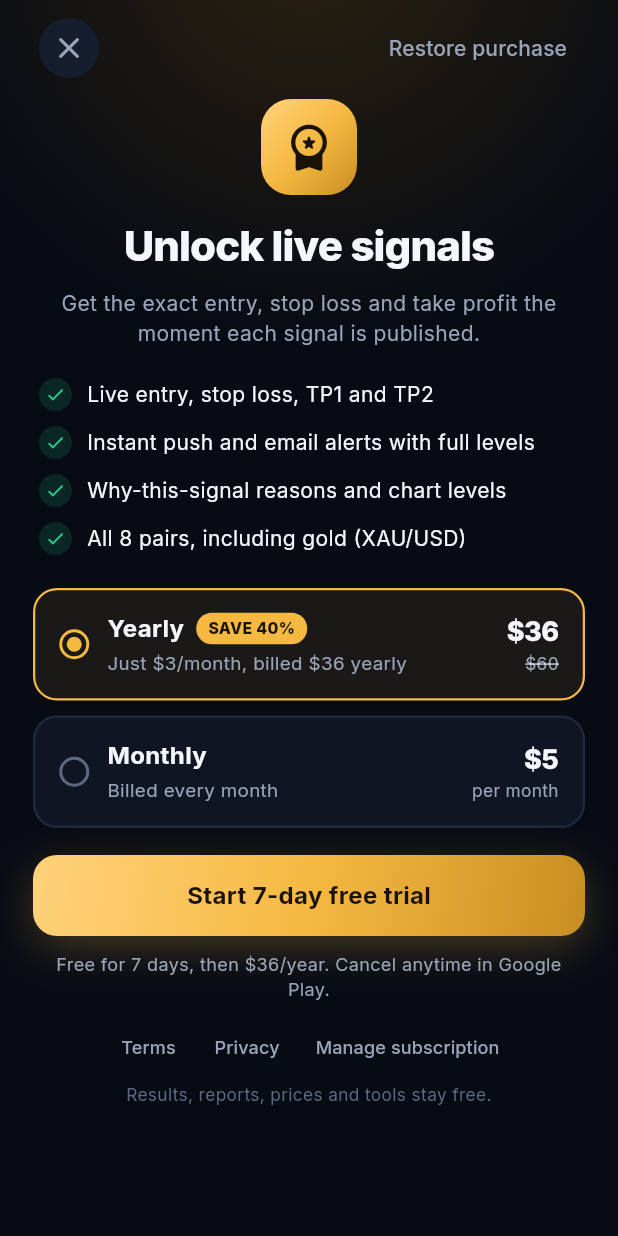
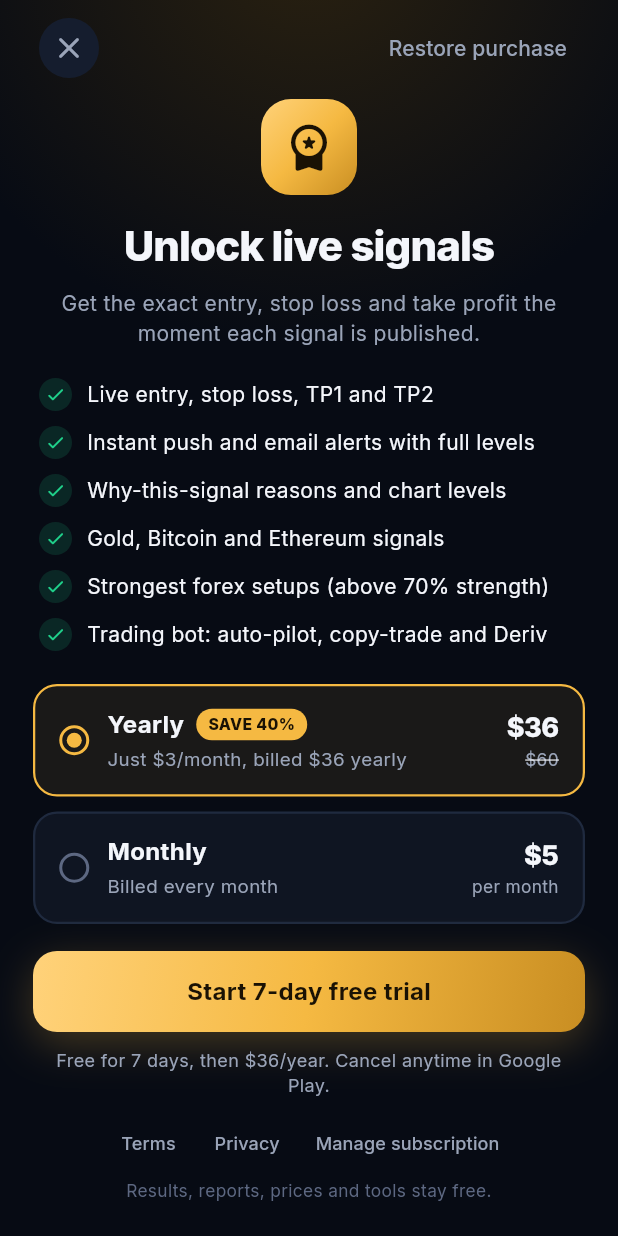
Before and after one commit to 100-mobile-apps/fxsignal, a Flutter app: the PaywallScreen screen opened directly, on a phone screen of 412 x 824 dp. Run offline on Flutter 3.47's test engine with Material 3 defaults, Android fonts, the phone set to English and light mode, and no system bars; our stand-ins replace firebase_core, firebase_messaging, flutter_local_notifications, flutter_secure_storage, google_fonts, in_app_purchase and 2 more; missing offline and left inert: workmanager; accounts and stored records are empty.

Commit message:
App: BTC/ETH markets, tiered lock in demo, premium perks copy
Co-Authored-By: Claude Opus 5.5 <noreply@anthropic.com>
Claude-Session: https://claude.ai/code/session_016aCbxR9eMBzVUk1QSDsnrc

```diff
--- a/app/lib/core/config.dart
+++ b/app/lib/core/config.dart
@@ -32,5 +32,7 @@ class AppConfig {
     'USD/CHF',
     'NZD/USD',
     'XAU/USD',
+    'BTC/USD',
+    'ETH/USD',
   ];
 }
--- a/app/lib/core/format.dart
+++ b/app/lib/core/format.dart
@@ -1,15 +1,18 @@
 class Fmt {
   static int decimals(String pair) {
-    if (pair.startsWith('XAU')) return 2;
+    if (pair.startsWith('XAU') || isCrypto(pair)) return 2;
     if (pair.contains('JPY')) return 3;
     return 5;
   }
 
   static double pipSize(String pair) {
-    if (pair.startsWith('XAU')) return 0.1;
+    if (pair.startsWith('XAU') || pair.startsWith('ETH')) return 0.1;
+    if (pair.startsWith('BTC')) return 1.0;
     if (pair.contains('JPY')) return 0.01;
     return 0.0001;
   }
+
+  static bool isCrypto(String pair) => pair.startsWith('BTC') || pair.startsWith('ETH');
 
   static String price(String pair, double? v) =>
       v == null ? '—' : v.toStringAsFixed(decimals(pair));
--- a/app/lib/data/demo_api.dart
+++ b/app/lib/data/demo_api.dart
@@ -24,6 +24,8 @@ class DemoApi extends Api {
     'USD/CHF': 0.88,
     'NZD/USD': 0.61,
     'XAU/USD': 2350.0,
+    'BTC/USD': 95000.0,
+    'ETH/USD': 3400.0,
   };
 
   Map<String, List<Candle>>? _market;
@@ -410,7 +412,7 @@ class DemoApi extends Api {
   Future<void> unregisterDevice(String pushToken) async {}
 
   Future<bool> _premium() async => (await _loadUser())?.premium ?? false;
-  TradeSignal _gate(TradeSignal s, bool premium) => s.isRunning && !premium ? s.lockedCopy() : s;
+  TradeSignal _gate(TradeSignal s, bool premium) => s.isRunning && !premium && s.premiumTier ? s.lockedCopy() : s;
 
   @override
   Future<List<PriceQuote>> prices() async {
--- a/app/lib/models/models.dart
+++ b/app/lib/models/models.dart
@@ -282,6 +282,10 @@ class TradeSignal {
         currentPrice: currentPrice, livePips: null, candles: candles, locked: true,
       );
 
+  /// Needs Premium: gold/crypto, or forex above the free strength limit.
+  bool get premiumTier =>
+      const ['XAU/USD', 'BTC/USD', 'ETH/USD'].contains(pair) || confidence > 70;
+
   String get direction => isBuy ? 'BUY' : 'SELL';
   String get timeframeLabel => switch (timeframe) {
         '15min' => 'M15',
--- a/app/lib/screens/legal_screen.dart
+++ b/app/lib/screens/legal_screen.dart
@@ -55,7 +55,7 @@ class LegalScreen extends StatelessWidget {
           ],
         LegalDoc.methodology => const [
             ('Markets and timeframe',
-                'The engine scans 8 instruments (EUR/USD, GBP/USD, USD/JPY, AUD/USD, USD/CAD, USD/CHF, NZD/USD and XAU/USD) on the 4-hour chart, using only fully closed candles so signals never repaint.'),
+                'The engine scans 10 instruments (EUR/USD, GBP/USD, USD/JPY, AUD/USD, USD/CAD, USD/CHF, NZD/USD, XAU/USD, BTC/USD and ETH/USD) on the 4-hour chart, using only fully closed candles so signals never repaint. Forex signals at 70% strength or below are free; stronger forex signals, gold and crypto need Premium.'),
             ('Currency pairs: range reversal',
                 'In a calm, ranging market (ADX below 20), a candle that closes outside the 20-period Bollinger Band (2 standard deviations) with RSI at 35 or lower (buy) or 65 or higher (sell) signals a likely move back toward the average. Stop loss is 2 × ATR(14) from entry, TP1 is 1 × ATR and TP2 is 2 × ATR.'),
             ('Gold: trend pullback',
@@ -63,7 +63,7 @@ class LegalScreen extends StatelessWidget {
             ('How results are recorded',
                 'Every published signal is tracked automatically on the server. If the stop loss and a target are touched in the same candle, the stop loss is counted first. After TP1 the stop moves to entry; the trade then closes at TP2 (full win) or back at entry (TP1 win). Open signals close at market after 5 days. Signals are never edited or deleted after publishing.'),
             ('Pips',
-                'Results are shown in pips before spread and commission. 1 pip = 0.0001 (0.01 for JPY pairs, 0.10 for gold).'),
+                'Results are shown in pips before spread and commission. 1 pip = 0.0001 (0.01 for JPY pairs, 0.10 for gold and Ethereum, 1.00 for Bitcoin).'),
           ],
       };
 
--- a/app/lib/screens/paywall_screen.dart
+++ b/app/lib/screens/paywall_screen.dart
@@ -113,7 +113,9 @@ class _PaywallScreenState extends State<PaywallScreen> {
                 'Live entry, stop loss, TP1 and TP2',
                 'Instant push and email alerts with full levels',
                 'Why-this-signal reasons and chart levels',
-                'All 8 pairs, including gold (XAU/USD)',
+                'Gold, Bitcoin and Ethereum signals',
+                'Strongest forex setups (above 70% strength)',
+                'Trading bot: auto-pilot, copy-trade and Deriv',
               ])
                 Padding(
                   padding: const EdgeInsets.only(bottom: 10, left: 4),
--- a/app/lib/screens/tools_screen.dart
+++ b/app/lib/screens/tools_screen.dart
@@ -17,6 +17,8 @@ const _fallbackPrice = {
 /// USD value of one pip for one standard lot, for a USD account.
 double pipValuePerLot(String pair, double? price) {
   if (pair.startsWith('XAU')) return 10; // 100 oz × 0.10
+  if (pair.startsWith('BTC')) return 1; // 1 coin × \$1
+  if (pair.startsWith('ETH')) return 0.1; // 1 coin × \$0.10
   if (pair.endsWith('/USD')) return 10; // 100,000 × 0.0001
   final p = price ?? _fallbackPrice[pair] ?? 1;
   return 100000 * Fmt.pipSize(pair) / p; // USD/XXX pairs
--- a/app/lib/widgets/common.dart
+++ b/app/lib/widgets/common.dart
@@ -157,7 +157,7 @@ class PairAvatar extends StatelessWidget {
 
   Widget _coin(String code) {
     final flag = _flags[code];
-    final isGold = code == 'XAU';
+    final isGold = code == 'XAU' || code == 'BTC' || code == 'ETH';
     return Container(
       width: size * 0.72,
       height: size * 0.72,
@@ -170,7 +170,7 @@ class PairAvatar extends StatelessWidget {
       alignment: Alignment.center,
       child: flag != null
           ? Text(flag, style: TextStyle(fontSize: size * 0.36, height: 1.1))
-          : Text(isGold ? 'Au' : code.substring(0, 1),
+          : Text(const {'XAU': 'Au', 'BTC': '₿', 'ETH': 'Ξ'}[code] ?? code.substring(0, 1),
               style: TextStyle(
                   fontSize: size * 0.26,
                   fontWeight: FontWeight.w800,
```
